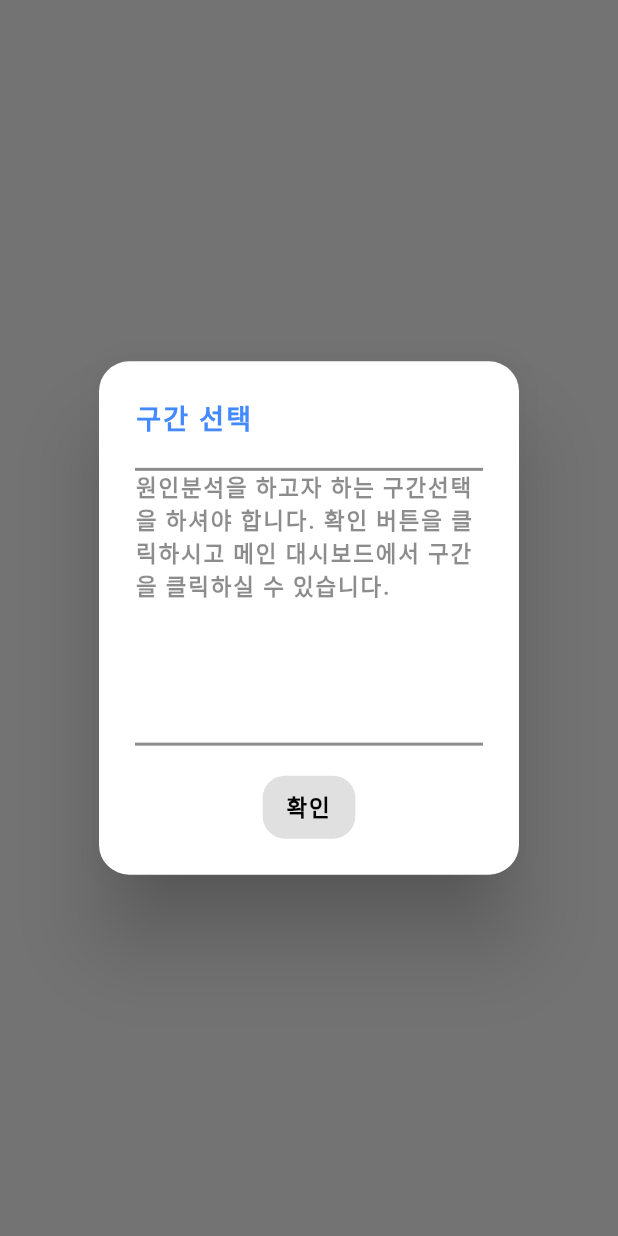
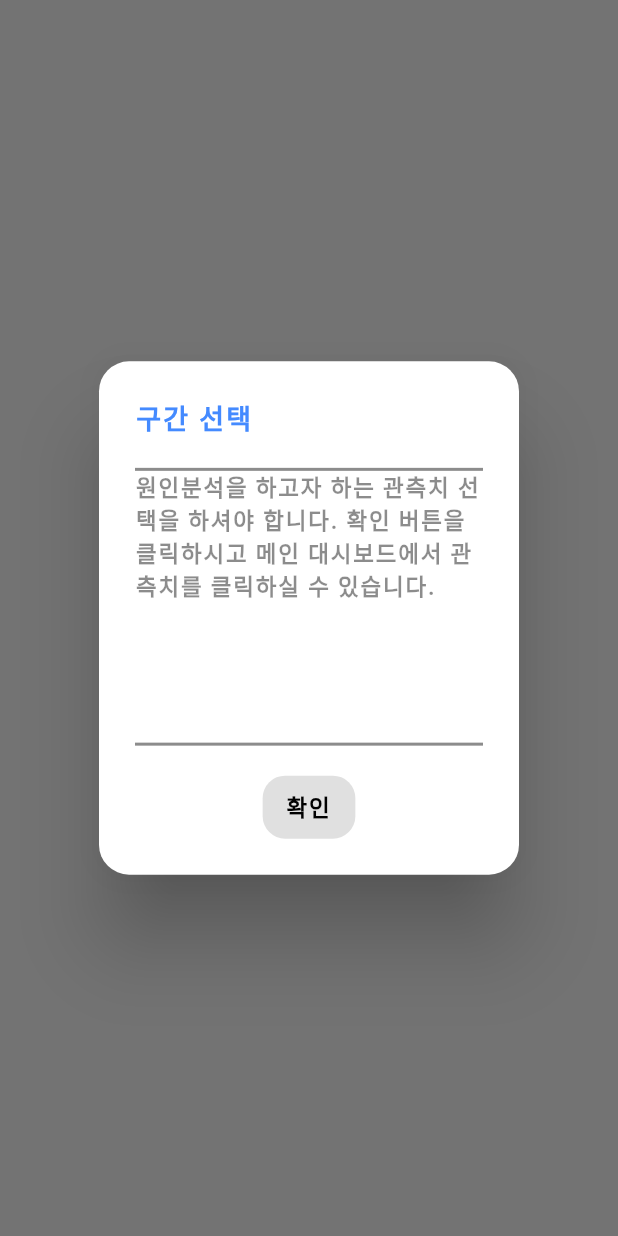
Before and after one commit to ChocoPytoch/BISTelligence, a Flutter app: the PlotDialog widget shown alone on an empty page, opened directly, on a phone screen of 412 x 824 dp. Run offline on Flutter 3.47's test engine with Material 2 defaults, Android fonts, the light colour scheme and no system bars; our stand-ins replace cloud_firestore, dropdown_button2, firebase_core, flutter_vector_icons, get, hive_flutter and 2 more; accounts and stored records are empty; network calls fail.

Commit message:
upload#7

```diff
--- a/FrontEnd/lib/FrontPart/PopUp/Dialog.dart
+++ b/FrontEnd/lib/FrontPart/PopUp/Dialog.dart
@@ -176,7 +176,7 @@ PlotDialog() {
                     fit: FlexFit.tight,
                     child: SingleChildScrollView(
                       child: Text(
-                        '원인분석을 하고자 하는 구간선택을 하셔야 합니다. 확인 버튼을 클릭하시고 메인 대시보드에서 구간을 클릭하실 수 있습니다.',
+                        '원인분석을 하고자 하는 관측치 선택을 하셔야 합니다. 확인 버튼을 클릭하시고 메인 대시보드에서 관측치를 클릭하실 수 있습니다.',
                         style: MyTheme.smallcontentText,
                         textAlign: TextAlign.start,
                       ),
```
